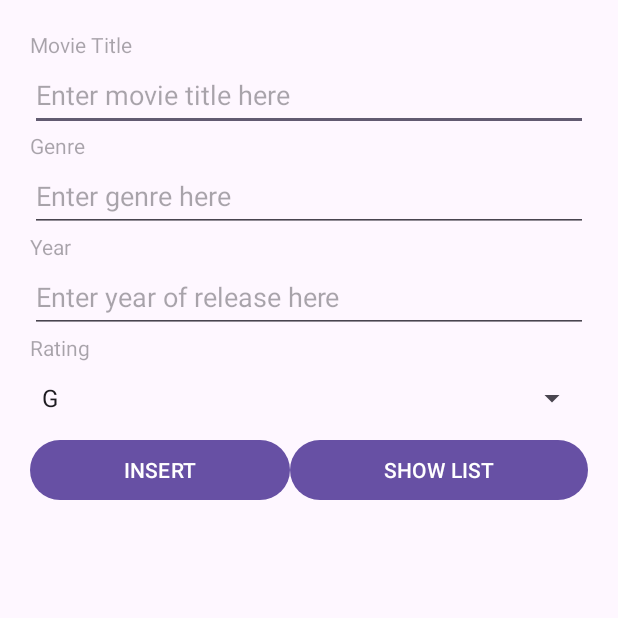
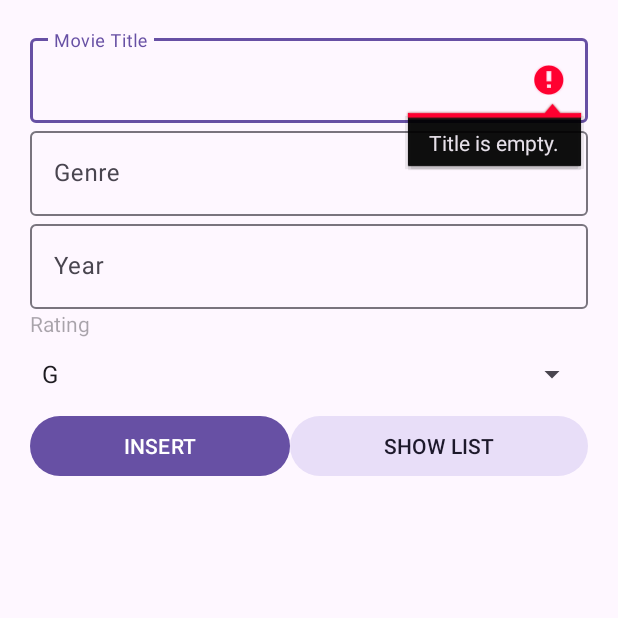
Before and after one commit to nawwbi/MyMovies, an Android app: the screen it shows after launch (MainActivity), after a tap on "INSERT", on a phone screen of 412 x 824 dp, the top half of it. Run offline under Robolectric (Android 15) with nearby library versions, the phone set to English and light mode, and no system bars.

Commit message:
update for lesson12

```diff
--- a/app/src/main/java/sg/edu/rp/c346/id22024713/mymovies/MainActivity.java
+++ b/app/src/main/java/sg/edu/rp/c346/id22024713/mymovies/MainActivity.java
@@ -9,6 +9,7 @@ import android.widget.AdapterView;
 import android.widget.Button;
 import android.widget.EditText;
 import android.widget.Spinner;
+import android.widget.Toast;
 
 public class MainActivity extends AppCompatActivity {
 
@@ -29,6 +30,7 @@ public class MainActivity extends AppCompatActivity {
         btnShow = findViewById(R.id.buttonShow);
 
         btnInsert.setOnClickListener(v -> {
+            if (isEmpty() == false) {
                 String titleInput = etTitle.getText().toString();
                 String genreInput = etGenre.getText().toString();
                 String yearString = etYear.getText().toString();
@@ -37,9 +39,15 @@ public class MainActivity extends AppCompatActivity {
 
                 DBHelper db = new DBHelper(MainActivity.this);
                 db.insertMovie(titleInput, genreInput, yearInput, ratingInput);
+
+                Toast.makeText(MainActivity.this, "'" + titleInput + "'" + " successfully added!", Toast.LENGTH_SHORT).show();
+
                 etTitle.getText().clear();
                 etGenre.getText().clear();
                 etYear.getText().clear();
+            } else {
+                Toast.makeText(MainActivity.this, "Please enter empty field(s).", Toast.LENGTH_SHORT).show();
+            }
         });
 
         btnShow.setOnClickListener(v -> {
@@ -47,4 +55,18 @@ public class MainActivity extends AppCompatActivity {
             startActivity(intent);
         });
     }
+
+    private boolean isEmpty(){
+        if (etTitle.getText().toString().isEmpty()){
+            etTitle.setError("Title is empty.");
+            return true;
+        } else if (etGenre.getText().toString().isEmpty()){
+            etGenre.setError("Genre is empty.");
+            return true;
+        } else if (etYear.getText().toString().isEmpty()){
+            etYear.setError("Year is empty.");
+            return true;
         }
+        return false;
+    }
+}
--- a/app/src/main/res/layout/activity_main.xml
+++ b/app/src/main/res/layout/activity_main.xml
@@ -8,50 +8,41 @@
     android:padding="10dp"
     tools:context=".MainActivity">
 
-    <TextView
-        android:id="@+id/textViewTitle"
+    <com.google.android.material.textfield.TextInputLayout
         android:layout_width="match_parent"
-        android:layout_height="wrap_content"
-        android:hint="@string/textViewTitle" />
+        android:layout_height="wrap_content">
 
-    <EditText
+        <com.google.android.material.textfield.TextInputEditText
             android:id="@+id/editTextTitle"
             android:layout_width="match_parent"
             android:layout_height="wrap_content"
-        android:ems="10"
-        android:hint="@string/editTextTitle"
             android:inputType="text"
-        android:minHeight="48dp" />
+            android:hint="@string/textViewTitle" />
+    </com.google.android.material.textfield.TextInputLayout>
 
-    <TextView
-        android:id="@+id/textViewGenre"
+    <com.google.android.material.textfield.TextInputLayout
         android:layout_width="match_parent"
-        android:layout_height="wrap_content"
-        android:hint="@string/textViewGenre" />
+        android:layout_height="wrap_content">
 
-    <EditText
+        <com.google.android.material.textfield.TextInputEditText
             android:id="@+id/editTextGenre"
             android:layout_width="match_parent"
             android:layout_height="wrap_content"
-        android:ems="10"
-        android:hint="@string/editTextGenre"
             android:inputType="text"
-        android:minHeight="48dp" />
+            android:hint="@string/textViewGenre" />
+    </com.google.android.material.textfield.TextInputLayout>
 
-    <TextView
-        android:id="@+id/textViewYear"
+    <com.google.android.material.textfield.TextInputLayout
         android:layout_width="match_parent"
-        android:layout_height="wrap_content"
-        android:hint="@string/textViewYear" />
+        android:layout_height="wrap_content">
 
-    <EditText
+        <com.google.android.material.textfield.TextInputEditText
             android:id="@+id/editTextYear"
             android:layout_width="match_parent"
             android:layout_height="wrap_content"
-        android:ems="10"
-        android:hint="@string/editTextYear"
-        android:inputType="number"
-        android:minHeight="48dp" />
+            android:inputType="text"
+            android:hint="@string/textViewYear" />
+    </com.google.android.material.textfield.TextInputLayout>
 
     <TextView
         android:id="@+id/textViewRating"
@@ -72,6 +63,7 @@
         android:orientation="horizontal">
 
         <Button
+            style="@style/Widget.Material3.Button"
             android:id="@+id/buttonInsert"
             android:layout_width="wrap_content"
             android:layout_height="wrap_content"
@@ -79,6 +71,7 @@
             android:text="@string/buttonInsert" />
 
         <Button
+            style="@style/Widget.Material3.Button.TonalButton"
             android:id="@+id/buttonShow"
             android:layout_width="wrap_content"
             android:layout_height="wrap_content"
--- a/app/src/main/res/values/strings.xml
+++ b/app/src/main/res/values/strings.xml
@@ -27,5 +27,6 @@
     <string name="update">UPDATE</string>
     <string name="delete">DELETE</string>
     <string name="cancel">CANCEL</string>
+    <string name="backButton">Back to Home</string>
 
 </resources>
```
Also changed, not shown: app/src/main/java/sg/edu/rp/c346/id22024713/mymovies/CustomAdapter.java (+6 -6 lines), app/src/main/java/sg/edu/rp/c346/id22024713/mymovies/ModifyMovie.java (+53 -0 lines), app/src/main/java/sg/edu/rp/c346/id22024713/mymovies/ShowMovies.java (+16 -8 lines), app/src/main/res/layout/activity_modify_movie.xml (+23 -32 lines), app/src/main/res/layout/activity_show_movies.xml (+39 -6 lines), app/src/main/res/layout/row.xml (+30 -13 lines). Lines whose indentation alone changed are shown as unchanged.
